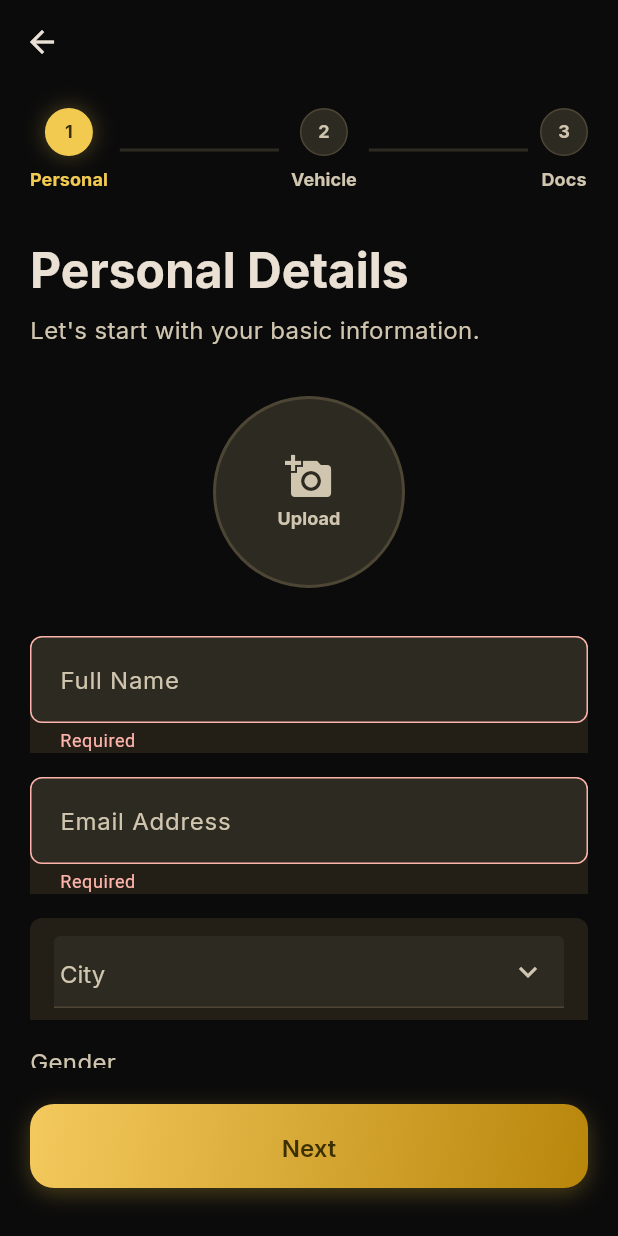
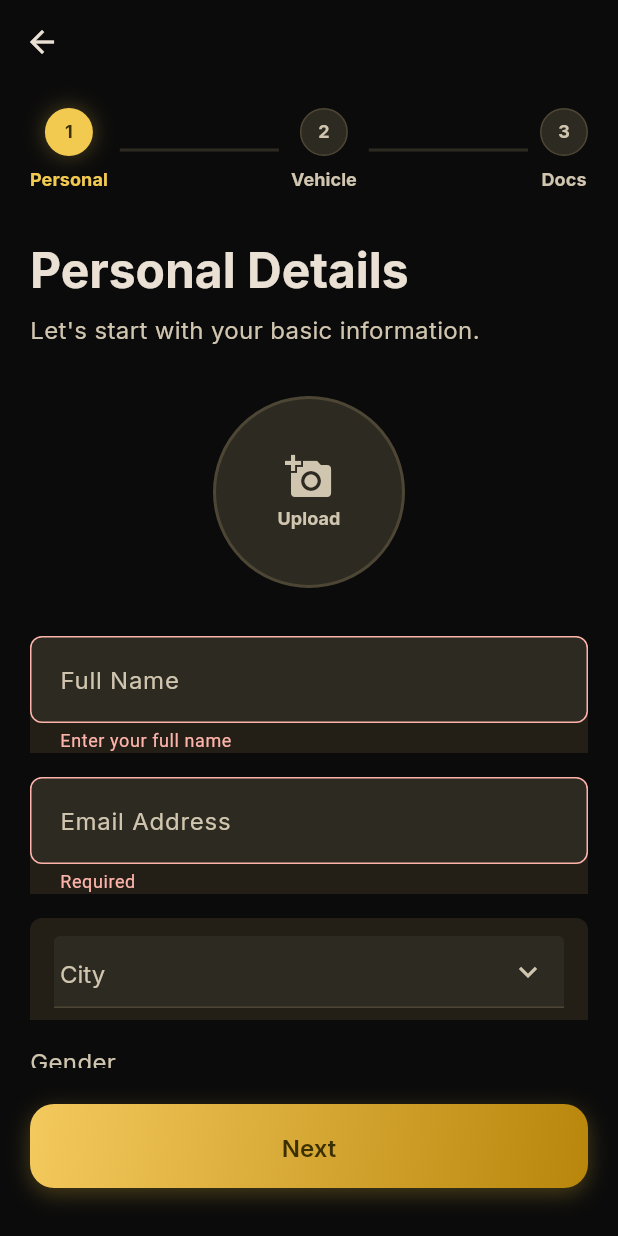
Before and after one commit to SaaradhiGo/SaaradhiGo-driver, a Flutter app: the OnboardingPersonalScreen screen opened by its route, after a tap on "Next", on a phone screen of 412 x 824 dp. Run offline on Flutter 3.47's test engine with Material 3 defaults, Android fonts, the phone set to English and light mode, and no system bars; our stand-ins replace cached_network_image, connectivity_plus, dio, file_picker, firebase_core, firebase_messaging and 16 more; accounts and stored records are empty; network calls fail.

Commit message:
feat: driver name required at sign-up (D7); hide the unbacked Elite Partner banner
The personal-details step now validates the full name (trimmed, at least 2
characters, letters of any script, spaces and . ' -) with an inline error.
A non-approved driver whose profile carries no usable name sees the identity
step as action required; named, approved or unknown-name drivers are not
re-prompted. The incentives screen no longer shows the SaaradhiGo Elite
Partner banner (it opened /elite; the route is kept).

Co-Authored-By: Claude Sonnet 5.5 <noreply@anthropic.com>

```diff
--- /dev/null
+++ b/lib/core/validation/full_name.dart
@@ -0,0 +1,25 @@
+/// The driver's full name, as the sign-up asks for it: trimmed, at least two
+/// characters, letters (any script), combining marks, spaces and . ' - only.
+library;
+
+final RegExp _allowed = RegExp(r"^[\p{L}\p{M} .'’-]+$", unicode: true);
+final RegExp _hasLetter = RegExp(r'\p{L}', unicode: true);
+
+/// Null when [value] is acceptable, else the message to show under the field.
+String? validateFullName(String? value) {
+  final name = (value ?? '').trim();
+  if (name.isEmpty) return 'Enter your full name';
+  if (name.length < 2) return 'Name must be at least 2 characters';
+  if (!_allowed.hasMatch(name) || !_hasLetter.hasMatch(name)) {
+    return "Use letters, spaces and . ' - only";
+  }
+  return null;
+}
+
+/// True when the profile carries a usable name. The backend's own check
+/// (has_real_name) also refuses a phone number or an email standing in for one.
+bool hasUsableName(String? value) {
+  final name = (value ?? '').trim();
+  if (name.isEmpty || name.contains('@')) return false;
+  return RegExp(r'[^0-9+\- ]').hasMatch(name);
+}
--- a/lib/features/onboarding/presentation/screens/onboarding_personal_screen.dart
+++ b/lib/features/onboarding/presentation/screens/onboarding_personal_screen.dart
@@ -9,9 +9,11 @@ import '../../../../core/market/market_providers.dart';
 import '../../../../core/theme/app_colors.dart';
 import '../../../../core/theme/app_spacing.dart';
 import '../../../../core/theme/app_typography.dart';
+import '../../../../core/validation/full_name.dart';
 import '../../../../shared/widgets/buttons.dart';
 import '../../../../shared/widgets/upload_progress_bar.dart';
 import '../../data/models/picked_document.dart';
+import '../providers/onboarding_notifier.dart';
 import '../providers/onboarding_providers.dart';
 import '../widgets/floating_text_field.dart';
 import '../widgets/onboarding_progress_indicator.dart';
@@ -52,11 +54,20 @@ class _OnboardingPersonalScreenState
   PickedDocument? _avatarDocument;
   final ImagePicker _picker = ImagePicker();
 
+  late final OnboardingNotifier _onboarding;
+
+  @override
+  void initState() {
+    super.initState();
+    // Held in a field: ref must not be read inside dispose().
+    _onboarding = ref.read(onboardingNotifierProvider.notifier);
+  }
+
   @override
   void dispose() {
     // Stop an in-flight S3 upload when the user leaves the screen; entered
     // form data is preserved so the submission can be retried.
-    ref.read(onboardingNotifierProvider.notifier).cancelUpload();
+    _onboarding.cancelUpload();
     _nameController.dispose();
     _emailController.dispose();
     super.dispose();
@@ -181,8 +192,7 @@ class _OnboardingPersonalScreenState
                       FloatingTextField(
                         label: 'Full Name',
                         controller: _nameController,
-                        validator: (value) =>
-                            value == null || value.isEmpty ? 'Required' : null,
+                        validator: validateFullName,
                       ),
                       const SizedBox(height: AppSpacing.md),
                       FloatingTextField(
```
Also changed, not shown: lib/features/incentives/presentation/screens/incentives_rewards_screen.dart (+2 -60 lines), lib/features/onboarding/presentation/models/kyc_checklist_item.dart (+16 -3 lines), 1 other file.
